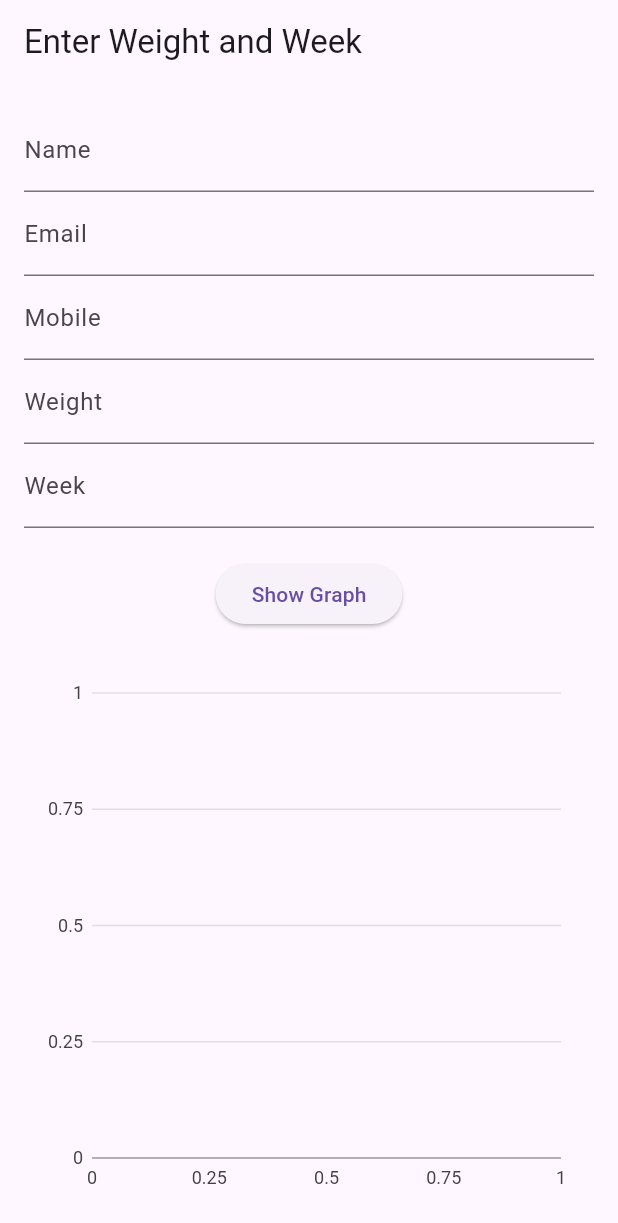
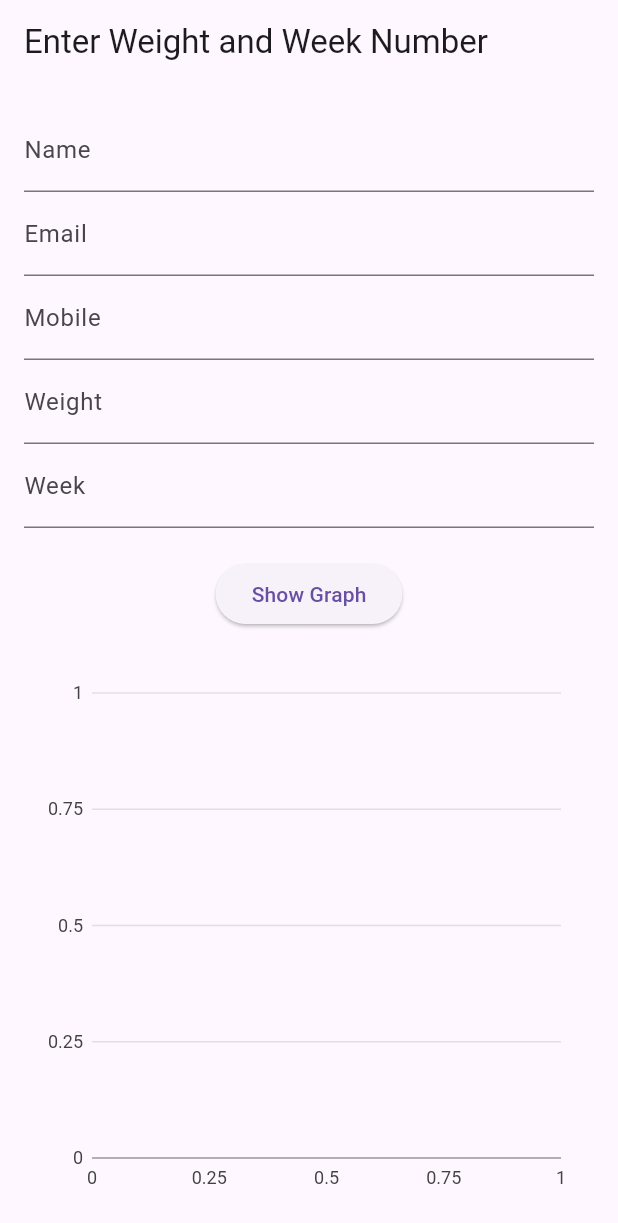
Before and after one commit to SDGP-93/FitFlow, a Flutter app: the WeightSetPage screen opened directly, on a phone screen of 412 x 824 dp. Shown: the top 1223 px of the screen. Run offline on Flutter 3.47's test engine with Material 3 defaults, Android fonts, the phone set to English and light mode, and no system bars; our stand-ins replace charts_flutter, firebase_auth, firebase_core; accounts and stored records are empty.

```diff
--- a/lib/Screens/progress_tracking.dart
+++ b/lib/Screens/progress_tracking.dart
@@ -41,7 +41,7 @@ class _WeightSetPageState extends State<WeightSetPage> {
   Widget build(BuildContext context) {
     return Scaffold(
       appBar: AppBar(
-        title: const Text('Enter Weight and Week'),
+        title: const Text('Enter Weight and Week Number'),
       ),
       body: Padding(
         padding: const EdgeInsets.all(16.0),
```
